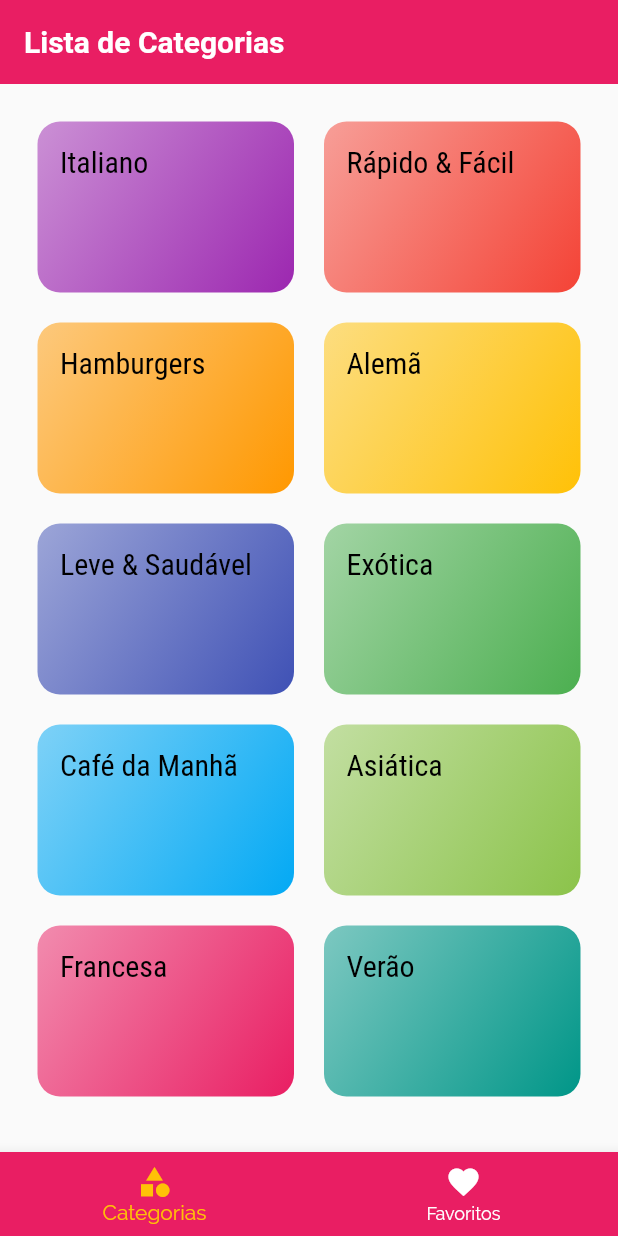
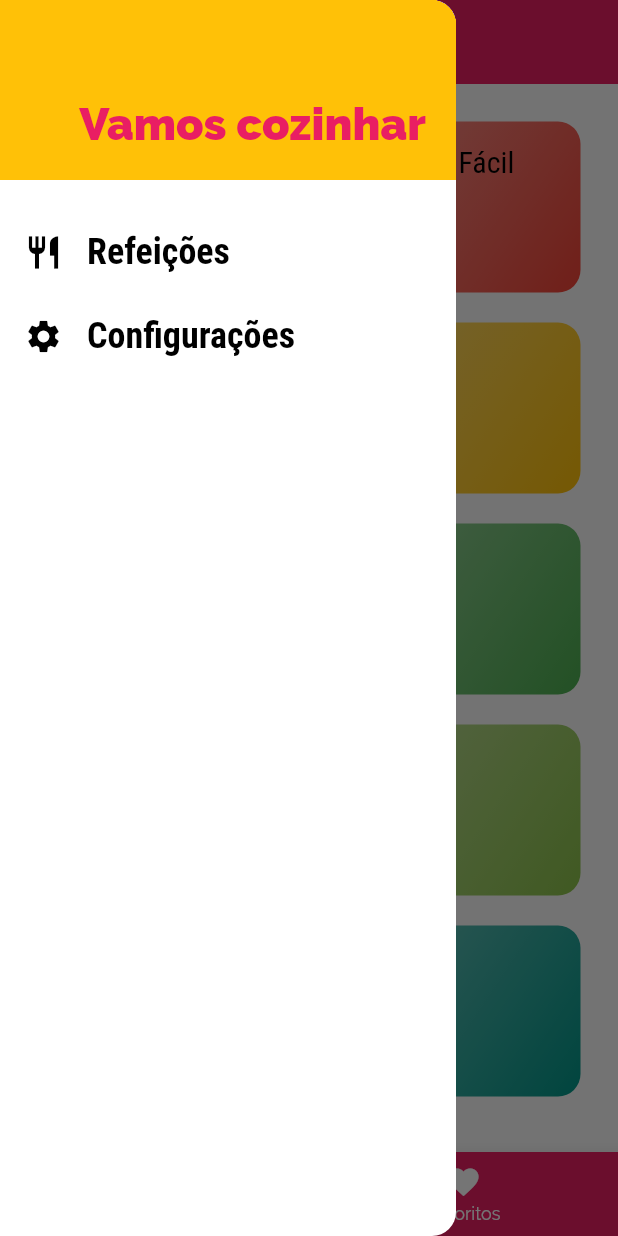
Before and after one commit to jhonatancassante/refeicoes_flutter, a Flutter app: the screen it shows after launch, with the side drawer open (before the commit the screen has no drawer), on a phone screen of 412 x 824 dp. Run offline on Flutter 3.47's test engine with Material 2 defaults, Android fonts, the phone set to English and light mode, and no system bars.

Commit message:
Iniciado criação de Drawer

```diff
--- /dev/null
+++ b/lib/components/main_drawer.dart
@@ -0,0 +1,54 @@
+import 'package:flutter/material.dart';
+
+class MainDrawer extends StatelessWidget {
+  const MainDrawer({super.key});
+
+  Widget _criarItem(IconData icon, String label) {
+    return ListTile(
+      leading: Icon(
+        icon,
+        size: 26,
+      ),
+      title: Text(
+        label,
+        style: const TextStyle(
+          fontFamily: 'RobotoCondensed',
+          fontSize: 24,
+          fontWeight: FontWeight.bold,
+        ),
+      ),
+      onTap: () {},
+    );
+  }
+
+  @override
+  Widget build(BuildContext context) {
+    return Drawer(
+      child: Column(
+        children: [
+          Container(
+            height: 120,
+            width: double.infinity,
+            padding: const EdgeInsets.all(20),
+            color: Theme.of(context).colorScheme.secondary,
+            alignment: Alignment.bottomRight,
+            child: Text(
+              'Vamos cozinhar',
+              style: TextStyle(
+                fontFamily: 'Raleway',
+                fontWeight: FontWeight.w900,
+                fontSize: 30,
+                color: Theme.of(context).colorScheme.primary,
+              ),
+            ),
+          ),
+          const SizedBox(
+            height: 20,
+          ),
+          _criarItem(Icons.restaurant, 'Refeições'),
+          _criarItem(Icons.settings, 'Configurações'),
+        ],
+      ),
+    );
+  }
+}
--- a/lib/screens/tela_abas.dart
+++ b/lib/screens/tela_abas.dart
@@ -1,6 +1,7 @@
 import 'package:flutter/material.dart';
 import 'tela_categorias.dart';
 import 'tela_favoritos.dart';
+import '../components/main_drawer.dart';
 
 class TelaAbas extends StatefulWidget {
   const TelaAbas({super.key});
@@ -36,6 +37,7 @@
         appBar: AppBar(
           title: Text(_telas[_indiceTelaSelecionada]['titulo'] as String),
         ),
+        drawer: const MainDrawer(),
         body: _telas[_indiceTelaSelecionada]['tela'] as Widget,
         bottomNavigationBar: BottomNavigationBar(
           onTap: _selecionaTela,
```
